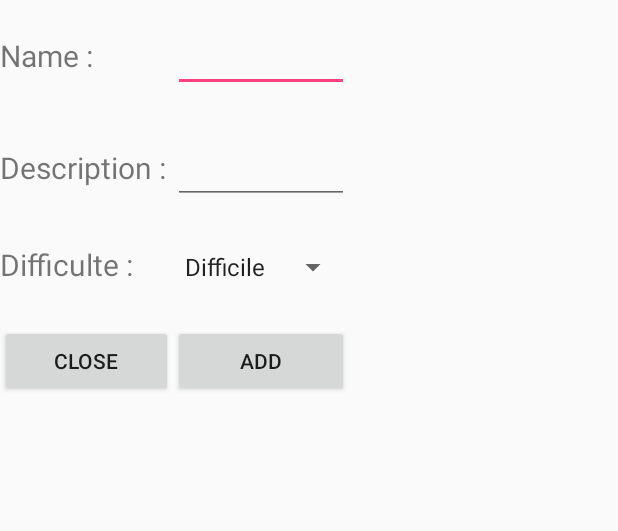
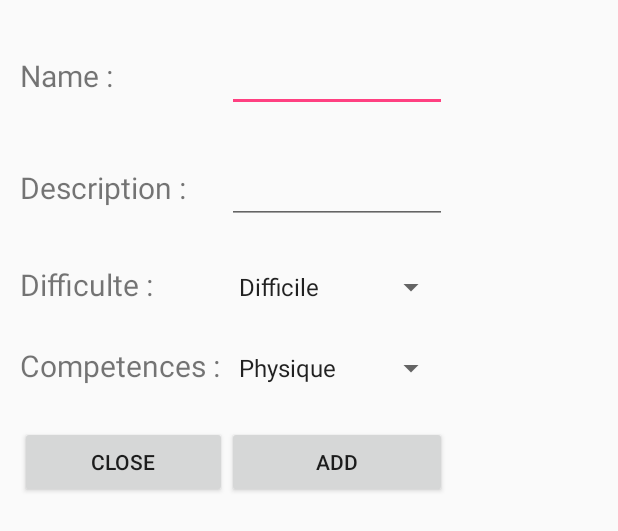
Before and after one commit to viedia/projetInfoMobile, an Android app: the layout item_todo.xml on its own in the app's theme, with its tools: preview values and no code run, on a phone screen of 412 x 824 dp. Shown: the top 531 px of the screen. Run offline under Robolectric (Android 15) with nearby library versions, the phone set to English and light mode, and no system bars.

Commit message:
boutojn add + competence dans fenetre

```diff
--- a/app/src/main/res/layout/activity_main.xml
+++ b/app/src/main/res/layout/activity_main.xml
@@ -22,9 +22,13 @@
             android:layout_alignParentStart="true"
             android:layout_above="@+id/btnAddItem" />
 
-        <Button
+        <android.support.design.widget.FloatingActionButton
+            android:src="@drawable/plus"
+            app:fabSize="normal"
+            android:layout_margin="16dp"
             android:layout_width="wrap_content"
             android:layout_height="wrap_content"
+            app:backgroundTint="#303F9F"
             android:text="Add Item"
             android:id="@+id/btnAddItem"
             android:layout_alignParentBottom="true"
--- a/app/src/main/res/layout/item_todo.xml
+++ b/app/src/main/res/layout/item_todo.xml
@@ -1,7 +1,8 @@
 <LinearLayout xmlns:android="http://schemas.android.com/apk/res/android"
     android:layout_width="match_parent"
     android:layout_height="match_parent"
-    android:layout_gravity="center_vertical">
+    android:layout_gravity="center_vertical"
+    android:padding="20px">
 <TableLayout
     android:layout_width="match_parent"
     android:layout_height="match_parent">
@@ -76,6 +77,27 @@
     <TableRow
         android:layout_marginBottom="20px"
         android:layout_marginTop="20px">
+        <TextView
+            android:id="@+id/competence_title"
+            android:layout_width="wrap_content"
+            android:layout_height="wrap_content"
+            android:text="Competences : "
+            android:textSize="20sp" />
+
+        <Spinner
+            android:id="@+id/spinner_competence"
+            android:layout_width="wrap_content"
+            android:layout_height="wrap_content"
+            android:layout_toEndOf="@id/competence_title"
+            android:entries="@array/competence"
+            android:prompt="@string/competence_name"
+            android:textSize="20sp" />
+
+    </TableRow>
+
+    <TableRow
+        android:layout_marginBottom="20px"
+        android:layout_marginTop="20px">
     <Button
         android:id="@+id/task_delete"
         android:layout_width="wrap_content"
--- a/app/src/main/res/layout/temptodo.xml
+++ b/app/src/main/res/layout/temptodo.xml
@@ -17,7 +17,8 @@
             android:layout_width="wrap_content"
             android:layout_height="wrap_content"
             android:text="Name"
-            android:layout_alignParentLeft="true"/>
+            android:layout_alignParentLeft="true"
+            android:padding="20px"/>
 
         <TextView
             android:id="@+id/difficulte"
--- a/app/src/main/res/values/strings.xml
+++ b/app/src/main/res/values/strings.xml
@@ -6,6 +6,12 @@
         <item>Moyen</item>
         <item>Facile</item>
     </string-array>
+    <string name="competence_name">Choisir une Compétence</string>
+    <string-array name="competence">
+        <item>Physique</item>
+        <item>Intelligence</item>
+        <item>Mental</item>
+    </string-array>
     <string name="Intelligence"></string>
     <string name="force"></string>
     <string name="agilite"></string>
```
Also changed, not shown: app/src/main/res/drawable/plus.png (added).
